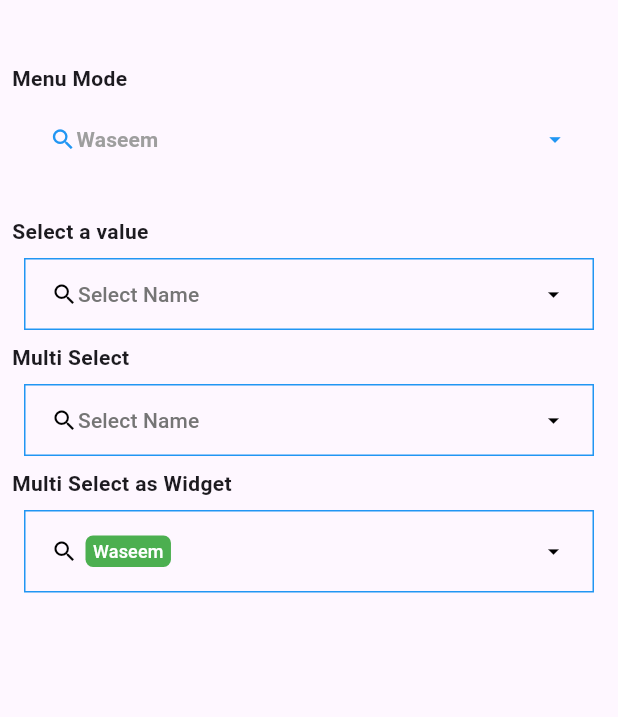
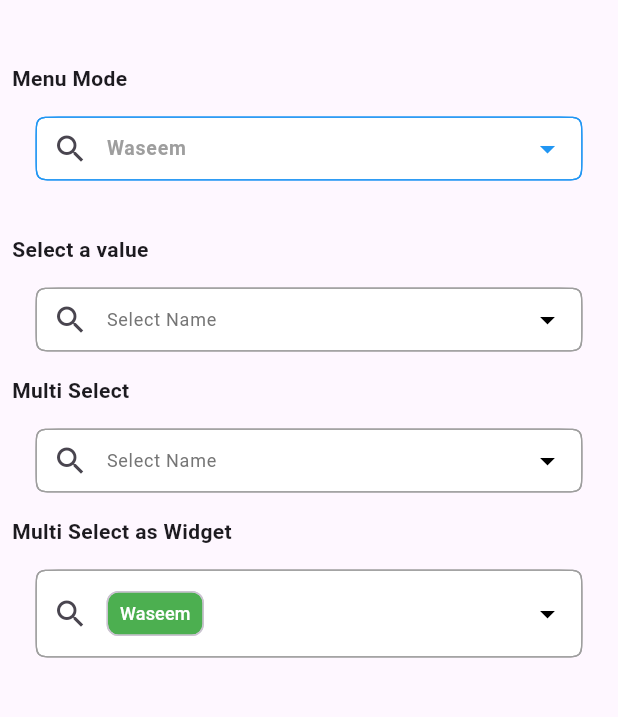
Before and after one commit to waseem-ct/new-custom-searchable-dropdown, a Flutter app: the screen it shows after launch, on a phone screen of 412 x 824 dp, the part 63-780 px from its top. Run offline on Flutter 3.47's test engine with Material 3 defaults, Android fonts, the phone set to English and light mode, and no system bars.

Commit message:
fix: improve dropdown empty state UI and height handling
- Replace dropdown trigger with ListTile preserving existing UI and functionality
- Add clear button in empty search results for better UX
- Manage dialog height dynamically and constrain height appropriately
- Fix empty state overflow by minimizing column size and conditionally wrapping list with SizedBox or Expanded
- Ensure keyboard dismisses properly when empty state shows
- Refactor code for better readability and maintainability

```diff
--- a/lib/custom_searchable_dropdown.dart
+++ b/lib/custom_searchable_dropdown.dart
@@ -1,11 +1,3 @@
-library custom_searchable_dropdown;
-
-import 'dart:convert';
-import 'dart:math';
-
-import 'package:flutter/material.dart';
-
-
 // ignore: must_be_immutable
 class CustomSearchableDropDown extends StatefulWidget {
   List items = [];
@@ -15,6 +7,7 @@ class CustomSearchableDropDown extends StatefulWidget {
   Color? backgroundColor;
   Color? dropdownBackgroundColor;
   EdgeInsetsGeometry? padding;
+  EdgeInsetsGeometry? margin;
   EdgeInsetsGeometry? menuPadding;
   String? label;
   String? dropdownHintText;
@@ -53,6 +46,7 @@ class CustomSearchableDropDown extends StatefulWidget {
     this.searchBarHeight,
     this.primaryColor,
     this.padding,
+    this.margin,
     this.menuPadding,
     this.labelStyle,
     this.enabled,
@@ -97,36 +91,6 @@ class _CustomSearchableDropDownState extends State<CustomSearchableDropDown> wit
   void initState() {
     super.initState();
     _menuController = AnimationController(duration: const Duration(milliseconds: 300), vsync: this);
-  }
-
-  // Calculate dynamic height - Updated to handle empty state
-  double _calculateDynamicHeight(BuildContext context) {
-    if (widget.menuHeight != null) {
-      return widget.menuHeight!;
-    }
-
-    final screenHeight = MediaQuery.of(context).size.height;
-    final maxHeight = screenHeight / 1;
-
-    // Estimate heights
-    final searchBoxHeight = (widget.hideSearch == null || !widget.hideSearch!) ? (widget.searchBarHeight ?? 50) + 8 : 0;
-    final labelHeight = (widget.showLabelInMenu ?? false) ? 35 : 0;
-    final multiSelectButtonsHeight = (widget.multiSelect ?? false) ? 40 : 0;
-    const closeButtonsHeight = 50;
-    const itemHeight = 48.0; // Estimated height per item
-
-    final fixedHeight = searchBoxHeight + labelHeight + multiSelectButtonsHeight + closeButtonsHeight;
-
-    // Handle empty state with minimal height
-    if (newDataList.isEmpty) {
-      return fixedHeight + 150; // Minimal height for empty state
-    }
-
-    final availableHeight = maxHeight - fixedHeight;
-    final calculatedListHeight = newDataList.length * itemHeight;
-    final finalListHeight = min(calculatedListHeight, availableHeight);
-
-    return finalListHeight + fixedHeight;
   }
 
   @override
@@ -175,89 +139,70 @@ class _CustomSearchableDropDownState extends State<CustomSearchableDropDown> wit
       widget.onChanged(null);
       setState(() {});
     }
-    return Column(
+    return Padding(
+      padding: widget.margin ?? const EdgeInsets.all(8.0),
+      child: Column(
         children: [
           Stack(
             children: [
-            Container(
-              decoration: widget.decoration,
-              child: TextButton(
-                style: TextButton.styleFrom(backgroundColor: widget.backgroundColor, foregroundColor: widget.primaryColor ?? Colors.black, tapTargetSize: MaterialTapTargetSize.shrinkWrap),
-                child: Padding(
-                  padding: widget.padding ?? const EdgeInsets.all(5.0),
-                  child: Row(
+              Material(
+                shape: ContinuousRectangleBorder(borderRadius: BorderRadius.circular(15), side: BorderSide(color: widget.primaryColor ?? Colors.grey, width: 1)),
+                color: widget.backgroundColor ?? Colors.white,
+                child: ListTile(
+                  dense: true,
+                  visualDensity: VisualDensity.compact,
+                  shape: ContinuousRectangleBorder(borderRadius: BorderRadius.circular(15), side: BorderSide(color: widget.primaryColor ?? Colors.grey, width: 1)),
+                  contentPadding: widget.padding ?? const EdgeInsets.symmetric(horizontal: 10, vertical: 0),
+                  tileColor: widget.backgroundColor ?? Colors.white,
+                  leading: widget.prefixIcon,
+                  title: (() {
+                    if (widget.multiSelect == true && selectedValues.isNotEmpty) {
+                      if (widget.multiSelectValuesAsWidget == true) {
+                        return Wrap(
+                          spacing: 2,
+                          children: selectedValues.map<Widget>((item) {
+                            final label = item.split('-_-')[0];
+                            return Chip(
+                                padding: EdgeInsets.zero,
+                                visualDensity: VisualDensity.compact,
+                                backgroundColor: widget.primaryColor ?? Colors.green,
+                                label: Text(label, style: widget.labelStyle?.copyWith(color: Colors.white) ?? const TextStyle(color: Colors.white, fontSize: 12)));
+                          }).toList(),
+                        );
+                      } else {
+                        final count = selectedValues.length;
+                        final text = count == 1
+                            ? (widget.multiSelectTag == null ? '$count value selected' : '$count ${widget.multiSelectTag} selected')
+                            : (widget.multiSelectTag == null ? '$count values selected' : '$count ${widget.multiSelectTag} selected');
+                        return Text(text, style: widget.labelStyle ?? TextStyle(color: Colors.grey[700]));
+                      }
+                    } else {
+                      final displayLabel = (onSelectLabel.isEmpty) ? (widget.label ?? 'Select Value') : onSelectLabel;
+                      final isPlaceholder = onSelectLabel.isEmpty;
+                      return Text(displayLabel, maxLines: 1, style: widget.labelStyle ?? TextStyle(fontSize: 12, color: isPlaceholder ? Colors.grey[600] : Colors.black87));
+                    }
+                  })(),
+                  trailing: Row(
+                    mainAxisSize: MainAxisSize.min,
                     children: [
-                      widget.prefixIcon ?? Container(),
-                      ((widget.multiSelect == true && widget.multiSelect != null) && selectedValues.isNotEmpty)
-                          ? Expanded(
-                          child: (widget.multiSelectValuesAsWidget == true && widget.multiSelectValuesAsWidget != null)
-                              ? Wrap(
-                            children: List.generate(
-                              selectedValues.length,
-                                  (index) {
-                                return Padding(
-                                  padding: const EdgeInsets.fromLTRB(5, 3, 5, 3),
-                                  child: Container(
-                                    decoration: new BoxDecoration(
-                                        color: widget.primaryColor ?? Colors.green,
-                                        borderRadius: const BorderRadius.all(
-                                          Radius.circular(5.0),
-                                        )),
-                                    child: Padding(
-                                      padding: const EdgeInsets.fromLTRB(5, 2, 5, 2),
-                                      child: Text(
-                                        selectedValues[index].split('-_-')[0].toString(),
-                                        style: widget.labelStyle ?? const TextStyle(color: Colors.white, fontSize: 12),
-                                      ),
-                                    ),
-                                  ),
-                                );
-                              },
-                            ),
-                          )
-                              : Text(
-                            selectedValues.length == 1
-                                ? widget.multiSelectTag == null
-                                ? '${selectedValues.length} values selected'
-                                : '${selectedValues.length} ${widget.multiSelectTag!} selected'
-                                : widget.multiSelectTag == null
-                                ? '${selectedValues.length} values selected'
-                                : '${selectedValues.length} ${widget.multiSelectTag!} selected',
-                            style: widget.labelStyle ?? const TextStyle(color: Colors.grey),
-                          ))
-                          : Expanded(
-                          child: Text(
-                            onSelectLabel == ''
-                                ? widget.label == null
-                                ? 'Select Value'
-                                : widget.label!
-                                : onSelectLabel,
-                            textAlign: widget.labelAlign ?? TextAlign.start,
-                            style: widget.labelStyle != null
-                                ? widget.labelStyle!.copyWith(
-                              color: onSelectLabel == '' ? Colors.grey[600] : null,
-                            )
-                                : TextStyle(
-                              color: onSelectLabel == '' ? Colors.grey[600] : Colors.grey[800],
-                            ),
-                          )),
-                      Visibility(
-                          visible: (widget.showClearButton != null && widget.showClearButton == true),
-                          child: TextButton(
-                            style: TextButton.styleFrom(foregroundColor: widget.primaryColor ?? Colors.black),
-                            child: const Icon(Icons.clear),
+                      if (widget.showClearButton == true && selectedValues.isNotEmpty)
+                        IconButton(
+                          padding: EdgeInsets.zero,
+                          icon: const Icon(Icons.clear),
+                          color: widget.primaryColor ?? Colors.black,
                           onPressed: () {
                             widget.onChanged(null);
                             onSelectLabel = '';
+                            selectedValues.clear();
                             setState(() {});
                           },
-                          )),
-                      widget.suffixIcon ?? Icon(Icons.arrow_drop_down, color: widget.primaryColor ?? Colors.black)
+                        ),
+                      widget.suffixIcon ?? Icon(Icons.arrow_drop_down, color: widget.primaryColor ?? Colors.black),
                     ],
                   ),
-                ),
-                onPressed: () {
-                  if (widget.enabled == null || widget.enabled == true) {
+                  enabled: widget.enabled ?? true,
+                  onTap: () {
+                    if (widget.enabled == true || widget.enabled == null) {
                       menuData.clear();
                       if (widget.items.isNotEmpty) {
                         for (int i = 0; i < widget.dropDownMenuItems.length; i++) {
@@ -266,8 +211,8 @@ class _CustomSearchableDropDownState extends State<CustomSearchableDropDown> wit
                         mainDataListGroup = menuData;
                         newDataList = mainDataListGroup;
                         searchC.clear();
-                      if (widget.menuMode != null && widget.menuMode == true) {
-                        if (_menuController.value != 1) {
+                        if (widget.menuMode == true) {
+                          if (_menuController.status != AnimationStatus.completed) {
                             _menuController.forward();
                           } else {
                             _menuController.reverse();
@@ -276,20 +221,21 @@ class _CustomSearchableDropDownState extends State<CustomSearchableDropDown> wit
                           showDialogueBox(context);
                         }
                       }
+                      setState(() {});
                     }
-                  setState(() {});
                   },
                 ),
               ),
               SizeTransition(sizeFactor: _menuController, child: searchBox(setState))
             ],
           ),
-        Visibility(visible: (widget.menuMode ?? false), child: _shoeMenuMode()),
+          Visibility(visible: (widget.menuMode ?? false), child: _showMenuMode()),
         ],
+      ),
     );
   }
 
-  Widget _shoeMenuMode() {
+  Widget _showMenuMode() {
     return SizeTransition(sizeFactor: _menuController, child: mainScreen(setState));
   }
 
@@ -297,26 +243,7 @@ class _CustomSearchableDropDownState extends State<CustomSearchableDropDown> wit
     await showDialog(
         context: context,
         barrierDismissible: true,
-        builder: (context) {
-          return Center(
-            // Center the dialog
-            child: Padding(
-              padding: widget.menuPadding ?? const EdgeInsets.all(15),
-              child: StatefulBuilder(builder: (context, setState) {
-                return Material(
-                    color: Colors.transparent,
-                    child: Container(
-                      height: _calculateDynamicHeight(context), // Use dynamic height
-                      constraints: BoxConstraints(
-                        maxHeight: MediaQuery.of(context).size.height * 0.8,
-                        maxWidth: MediaQuery.of(context).size.width * 0.9,
-                      ),
-                      child: mainScreen(setState),
-                    ));
-              }),
-            ),
-          );
-        }).then((valueFromDialog) {
+        builder: (dialogContext) => Dialog(insetPadding: const EdgeInsets.all(18), child: StatefulBuilder(builder: (context, localSetState) => mainScreen(localSetState)))).then((valueFromDialog) {
       setState(() {});
     });
   }
@@ -324,11 +251,9 @@ class _CustomSearchableDropDownState extends State<CustomSearchableDropDown> wit
   // Updated mainScreen with proper height handling
   mainScreen(setState) {
     return Container(
-      decoration: BoxDecoration(
-        color: Colors.white,
-        borderRadius: BorderRadius.circular(10),
-      ),
-      padding: widget.menuPadding ?? const EdgeInsets.all(0),
+      width: double.infinity,
+      padding: widget.menuPadding ?? (widget.menuMode ?? false ? EdgeInsets.zero : const EdgeInsets.all(10)),
+      decoration: BoxDecoration(color: widget.dropdownBackgroundColor ?? Colors.white, borderRadius: BorderRadius.circular(10)),
       child: Column(
         crossAxisAlignment: CrossAxisAlignment.start,
         mainAxisAlignment: MainAxisAlignment.start,
@@ -371,14 +296,8 @@ class _CustomSearchableDropDownState extends State<CustomSearchableDropDown> wit
                   ),
                 ],
               )),
-          Visibility(
-            visible: !(widget.menuMode ?? false),
-            child: searchBox(setState),
-          ),
-          // Updated: Handle empty state without Expanded
-          (widget.menuMode ?? false)
-              ? SizedBox(height: widget.menuHeight ?? _calculateDynamicHeight(context) - 150, child: mainList(setState))
-              : Expanded(child: mainList(setState)), // Expanded only for content
+          Visibility(visible: !(widget.menuMode ?? false), child: searchBox(setState)),
+          (widget.menuMode ?? false) ? SizedBox(height: widget.menuHeight ?? 300, child: mainList(setState)) : Expanded(child: mainList(setState)),
           Row(
             mainAxisAlignment: MainAxisAlignment.end,
             children: [
@@ -432,33 +351,16 @@ class _CustomSearchableDropDownState extends State<CustomSearchableDropDown> wit
       visible: widget.hideSearch == null ? true : !widget.hideSearch!,
       child: SizedBox(
         height: widget.searchBarHeight,
-        child: Padding(
-          padding: EdgeInsets.all((widget.menuMode ?? false) ? 0.0 : 8.0),
         child: TextField(
           controller: searchC,
           decoration: InputDecoration(
             fillColor: Colors.white,
             filled: true,
-              focusedBorder: OutlineInputBorder(
-                borderRadius: const BorderRadius.all(Radius.circular(5)),
-                borderSide: BorderSide(color: widget.primaryColor ?? Colors.grey, width: 2),
-              ),
-              enabledBorder: OutlineInputBorder(
-                borderRadius: const BorderRadius.all(Radius.circular(5)),
-                borderSide: BorderSide(color: widget.primaryColor ?? Colors.grey, width: 2),
-              ),
-              disabledBorder: OutlineInputBorder(
-                borderRadius: const BorderRadius.all(Radius.circular(5)),
-                borderSide: BorderSide(color: widget.primaryColor ?? Colors.grey, width: 2),
-              ),
-              errorBorder: OutlineInputBorder(
-                borderRadius: const BorderRadius.all(Radius.circular(5)),
-                borderSide: BorderSide(color: widget.primaryColor ?? Colors.grey, width: 2),
-              ),
-              focusedErrorBorder: OutlineInputBorder(
-                borderRadius: const BorderRadius.all(Radius.circular(5)),
-                borderSide: BorderSide(color: widget.primaryColor ?? Colors.grey, width: 2),
-              ),
+            focusedBorder: inputBorder(),
+            enabledBorder: inputBorder(),
+            disabledBorder: inputBorder(),
+            errorBorder: inputBorder(),
+            focusedErrorBorder: inputBorder(),
             prefixIcon: Icon(Icons.search, color: widget.primaryColor ?? Colors.black),
             // Added clear button that appears when there's text
             suffixIcon: searchC.text.isNotEmpty
@@ -471,7 +373,6 @@ class _CustomSearchableDropDownState extends State<CustomSearchableDropDown> wit
                     },
                   )
                 : null,
-              contentPadding: const EdgeInsets.all(8),
             hintText: widget.dropdownHintText ?? 'Search Here...',
             isDense: true,
           ),
@@ -481,20 +382,21 @@ class _CustomSearchableDropDownState extends State<CustomSearchableDropDown> wit
           },
         ),
       ),
-      ),
     );
   }
 
+  InputBorder inputBorder() => OutlineInputBorder(
+        borderRadius: const BorderRadius.all(Radius.circular(5)),
+        borderSide: BorderSide(color: widget.primaryColor ?? Colors.grey),
+      );
   // Updated mainList method
   mainList(setState) {
     return Scrollbar(
-      child: Container(
-        color: widget.dropdownBackgroundColor,
       child: newDataList.isEmpty
           ? _buildEmptyState(setState)
           : ListView.builder(
               padding: EdgeInsets.zero,
-            shrinkWrap: newDataList.isEmpty, // Add shrinkWrap for proper sizing
+              shrinkWrap: true, // Add shrinkWrap for proper sizing
               itemCount: newDataList.length,
               itemBuilder: (BuildContext context, int index) {
                 return TextButton(
@@ -565,12 +467,12 @@ class _CustomSearchableDropDownState extends State<CustomSearchableDropDown> wit
                   },
                 );
               }),
-      ),
     );
   }
 
   // Build empty state widget
   Widget _buildEmptyState(setState) {
+    FocusScope.of(context).unfocus();
     if (widget.emptySearchWidget != null) {
       return widget.emptySearchWidget!;
     }
@@ -582,25 +484,21 @@ class _CustomSearchableDropDownState extends State<CustomSearchableDropDown> wit
         children: [
           Text(
             widget.emptySearchText ?? 'No results found',
-            style: TextStyle(
-              color: Colors.grey[600],
-              fontSize: 16
-            ),
+            style: TextStyle(color: Colors.grey[600], fontSize: 16),
             textAlign: TextAlign.center,
           ),
           Text(
             'Try adjusting your search terms',
-            style: TextStyle(
-              color: Colors.grey[500],
-              fontSize: 14
-            ),
+            style: TextStyle(color: Colors.grey[500], fontSize: 14),
             textAlign: TextAlign.center,
           ),
           IconButton(
             icon: Text("Clear Search", style: TextStyle(fontWeight: FontWeight.bold, color: widget.primaryColor ?? Colors.green)),
             onPressed: () {
-              setState(() { searchC.clear();
-              onItemChanged('');});
+              setState(() {
+                searchC.clear();
+                onItemChanged('');
+              });
             },
           )
         ],
@@ -608,9 +506,5 @@ class _CustomSearchableDropDownState extends State<CustomSearchableDropDown> wit
     );
   }
 
-  onItemChanged(String value) {
-    setState(() {
-      newDataList = mainDataListGroup.where((string) => string.toLowerCase().contains(value.toLowerCase())).toList();
-    });
+  onItemChanged(String value) => setState(() => newDataList = mainDataListGroup.where((string) => string.toLowerCase().contains(value.toLowerCase())).toList());
 }
-}
```
Lines whose indentation alone changed are shown as unchanged.
